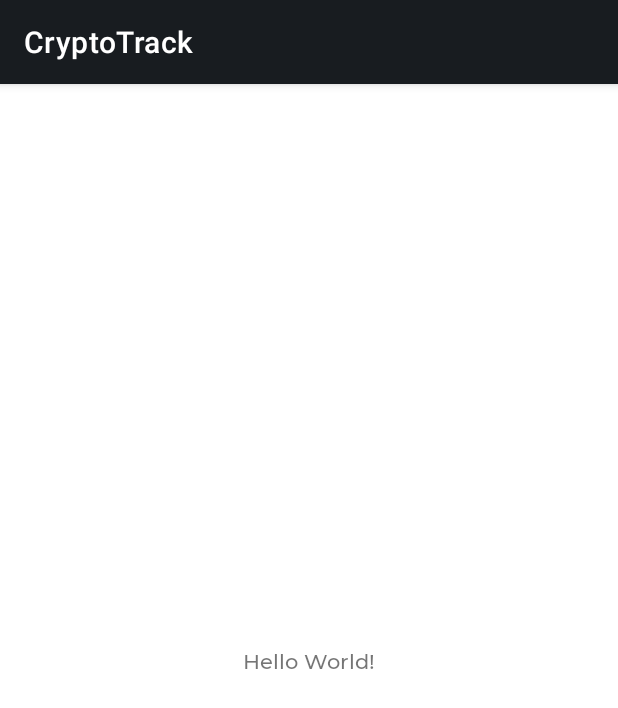
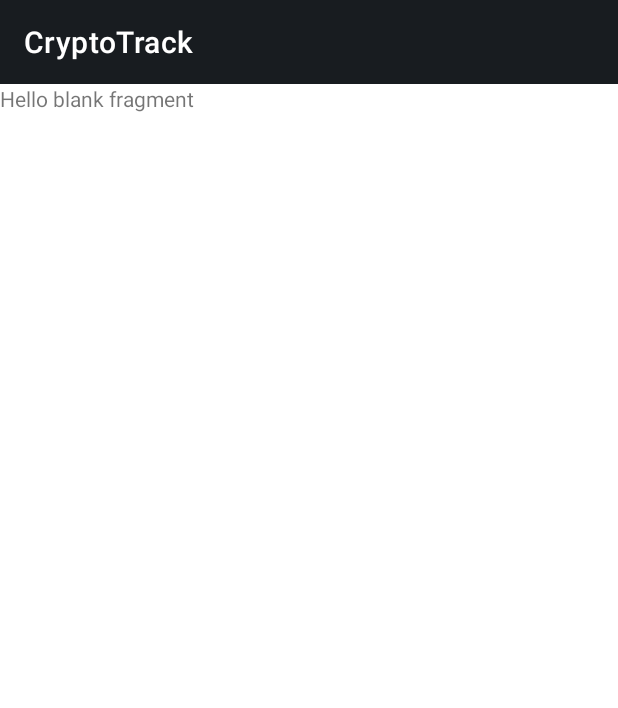
Before and after one commit to wizelineacademy/android-bootcamp-capstone-project-2021, an Android app: the screen it shows after launch (MainActivity), on a phone screen of 412 x 824 dp. Shown: the top 708 px of the screen. Run offline under Robolectric (Android 15) with nearby library versions, the phone set to English and light mode, and no system bars; our stand-ins replace navigation-ui.

Commit message:
feature: Setup navigation controller

```diff
--- a/app/build.gradle
+++ b/app/build.gradle
@@ -2,6 +2,7 @@ plugins {
     id 'com.android.application'
     id 'kotlin-android'
 }
+apply plugin: "androidx.navigation.safeargs.kotlin"
 
 android {
     compileSdk 31
@@ -29,6 +30,12 @@ android {
     kotlinOptions {
         jvmTarget = '1.8'
     }
+
+    buildFeatures {
+        viewBinding {
+            enabled = true
+        }
+    }
 }
 
 dependencies {
@@ -37,10 +44,15 @@ dependencies {
     implementation 'androidx.appcompat:appcompat:1.3.1'
     implementation 'com.google.android.material:material:1.4.0'
     implementation 'androidx.constraintlayout:constraintlayout:2.1.1'
+    implementation 'androidx.legacy:legacy-support-v4:1.0.0'
     testImplementation 'junit:junit:4.+'
     androidTestImplementation 'androidx.test.ext:junit:1.1.3'
     androidTestImplementation 'androidx.test.espresso:espresso-core:3.4.0'
 
     def material_design_version = "1.4.0"
     implementation "com.google.android.material:material:$material_design_version"
+
+    def nav_version = "2.3.5"
+    implementation "androidx.navigation:navigation-fragment-ktx:$nav_version"
+    implementation "androidx.navigation:navigation-ui-ktx:$nav_version"
 }
--- a/app/src/main/java/com/alexbar10/cryptotrack/MainActivity.kt
+++ b/app/src/main/java/com/alexbar10/cryptotrack/MainActivity.kt
@@ -2,10 +2,20 @@ package com.alexbar10.cryptotrack
 
 import androidx.appcompat.app.AppCompatActivity
 import android.os.Bundle
+import androidx.navigation.fragment.NavHostFragment
+import androidx.navigation.ui.AppBarConfiguration
+import androidx.navigation.ui.setupWithNavController
+import com.alexbar10.cryptotrack.databinding.ActivityMainBinding
 
 class MainActivity : AppCompatActivity() {
     override fun onCreate(savedInstanceState: Bundle?) {
         super.onCreate(savedInstanceState)
-        setContentView(R.layout.activity_main)
+        val binding = ActivityMainBinding.inflate(layoutInflater)
+        setContentView(binding.root)
+        setSupportActionBar(binding.toolbar)
+        val navHostFragment = supportFragmentManager.findFragmentById(R.id.nav_host_fragment) as NavHostFragment
+        val navController = navHostFragment.navController
+        val appBarConfiguration = AppBarConfiguration(navController.graph)
+        binding.toolbar.setupWithNavController(navController, appBarConfiguration)
     }
 }
--- /dev/null
+++ b/app/src/main/java/com/alexbar10/cryptotrack/ui/CryptocurrenciesAvailableFragment.kt
@@ -0,0 +1,31 @@
+package com.alexbar10.cryptotrack.ui
+
+import android.os.Bundle
+import androidx.fragment.app.Fragment
+import android.view.LayoutInflater
+import android.view.View
+import android.view.ViewGroup
+import androidx.navigation.NavController
+import com.alexbar10.cryptotrack.R
+import com.alexbar10.cryptotrack.databinding.FragmentCryptocurrenciesAvailableBinding
+
+class CryptocurrenciesAvailableFragment : Fragment() {
+
+    private var _binding: FragmentCryptocurrenciesAvailableBinding? = null
+    private val binding: FragmentCryptocurrenciesAvailableBinding
+        get() = _binding!!
+    private lateinit var navController: NavController
+
+    override fun onCreateView(
+        inflater: LayoutInflater,
+        container: ViewGroup?,
+        savedInstanceState: Bundle?
+    ): View? {
+        // Inflate the layout for this fragment
+        return FragmentCryptocurrenciesAvailableBinding
+            .inflate(layoutInflater, container, false)
+            .apply { _binding = this }
+            .root
+    }
+
+}
--- a/app/src/main/res/layout/activity_main.xml
+++ b/app/src/main/res/layout/activity_main.xml
@@ -1,19 +1,27 @@
 <?xml version="1.0" encoding="utf-8"?>
-<androidx.constraintlayout.widget.ConstraintLayout xmlns:android="http://schemas.android.com/apk/res/android"
+<LinearLayout xmlns:android="http://schemas.android.com/apk/res/android"
     xmlns:app="http://schemas.android.com/apk/res-auto"
     xmlns:tools="http://schemas.android.com/tools"
     android:layout_width="match_parent"
     android:layout_height="match_parent"
+    android:orientation="vertical"
     tools:context=".MainActivity">
 
-    <TextView
-        android:layout_width="wrap_content"
-        android:layout_height="wrap_content"
-        android:fontFamily="@font/montserrat_medium"
-        android:text="Hello World!"
-        app:layout_constraintBottom_toBottomOf="parent"
-        app:layout_constraintLeft_toLeftOf="parent"
-        app:layout_constraintRight_toRightOf="parent"
-        app:layout_constraintTop_toTopOf="parent" />
+    <androidx.appcompat.widget.Toolbar
+        android:id="@+id/toolbar"
+        android:layout_width="match_parent"
+        android:layout_height="?attr/actionBarSize"
+        android:theme="@style/ThemeOverlay.AppCompat.Dark.ActionBar"
+        android:background="@color/background_item"
+        app:popupTheme="@style/ThemeOverlay.AppCompat.Light"
+        />
 
-</androidx.constraintlayout.widget.ConstraintLayout>
+    <androidx.fragment.app.FragmentContainerView
+        android:id="@+id/nav_host_fragment"
+        android:name="androidx.navigation.fragment.NavHostFragment"
+        android:layout_width="match_parent"
+        android:layout_height="match_parent"
+        app:defaultNavHost="true"
+        app:navGraph="@navigation/nav_graph"
+        />
+</LinearLayout>
--- /dev/null
+++ b/app/src/main/res/layout/fragment_cryptocurrencies_available.xml
@@ -0,0 +1,14 @@
+<?xml version="1.0" encoding="utf-8"?>
+<FrameLayout xmlns:android="http://schemas.android.com/apk/res/android"
+    xmlns:tools="http://schemas.android.com/tools"
+    android:layout_width="match_parent"
+    android:layout_height="match_parent"
+    tools:context=".ui.CryptocurrenciesAvailableFragment">
+
+    <!-- TODO: Update blank fragment layout -->
+    <TextView
+        android:layout_width="match_parent"
+        android:layout_height="match_parent"
+        android:text="@string/hello_blank_fragment" />
+
+</FrameLayout>
--- /dev/null
+++ b/app/src/main/res/navigation/nav_graph.xml
@@ -0,0 +1,13 @@
+<?xml version="1.0" encoding="utf-8"?>
+<navigation xmlns:android="http://schemas.android.com/apk/res/android"
+    xmlns:app="http://schemas.android.com/apk/res-auto"
+    xmlns:tools="http://schemas.android.com/tools"
+    android:id="@+id/nav_graph"
+    app:startDestination="@id/cryptocurrenciesAvailableFragment">
+
+    <fragment
+        android:id="@+id/cryptocurrenciesAvailableFragment"
+        android:name="com.alexbar10.cryptotrack.ui.CryptocurrenciesAvailableFragment"
+        android:label="fragment_cryptocurrencies_available"
+        tools:layout="@layout/fragment_cryptocurrencies_available" />
+</navigation>
--- a/app/src/main/res/values-night/themes.xml
+++ b/app/src/main/res/values-night/themes.xml
@@ -1,6 +1,6 @@
 <resources xmlns:tools="http://schemas.android.com/tools">
     <!-- Base application theme. -->
-    <style name="Theme.CryptoTrack" parent="Theme.MaterialComponents.DayNight.DarkActionBar">
+    <style name="Theme.CryptoTrack" parent="Theme.MaterialComponents.Light.NoActionBar">
         <!-- Primary brand color. -->
         <item name="colorPrimary">#181C20</item>
         <item name="colorPrimaryVariant">#08010a</item>
--- a/app/src/main/res/values/strings.xml
+++ b/app/src/main/res/values/strings.xml
@@ -1,3 +1,5 @@
 <resources>
     <string name="app_name">CryptoTrack</string>
+    <!-- TODO: Remove or change this placeholder text -->
+    <string name="hello_blank_fragment">Hello blank fragment</string>
 </resources>
--- a/app/src/main/res/values/themes.xml
+++ b/app/src/main/res/values/themes.xml
@@ -1,6 +1,6 @@
 <resources xmlns:tools="http://schemas.android.com/tools">
     <!-- Base application theme. -->
-    <style name="Theme.CryptoTrack" parent="Theme.MaterialComponents.DayNight.DarkActionBar">
+    <style name="Theme.CryptoTrack" parent="Theme.MaterialComponents.Light.NoActionBar">
         <!-- Primary brand color. -->
         <item name="colorPrimary">#181C20</item>
         <item name="colorPrimaryVariant">#08010a</item>
--- a/build.gradle
+++ b/build.gradle
@@ -7,6 +7,7 @@ buildscript {
     dependencies {
         classpath "com.android.tools.build:gradle:7.0.3"
         classpath "org.jetbrains.kotlin:kotlin-gradle-plugin:1.5.31"
+        classpath "androidx.navigation:navigation-safe-args-gradle-plugin:2.3.5"
 
         // NOTE: Do not place your application dependencies here; they belong
         // in the individual module build.gradle files
```
